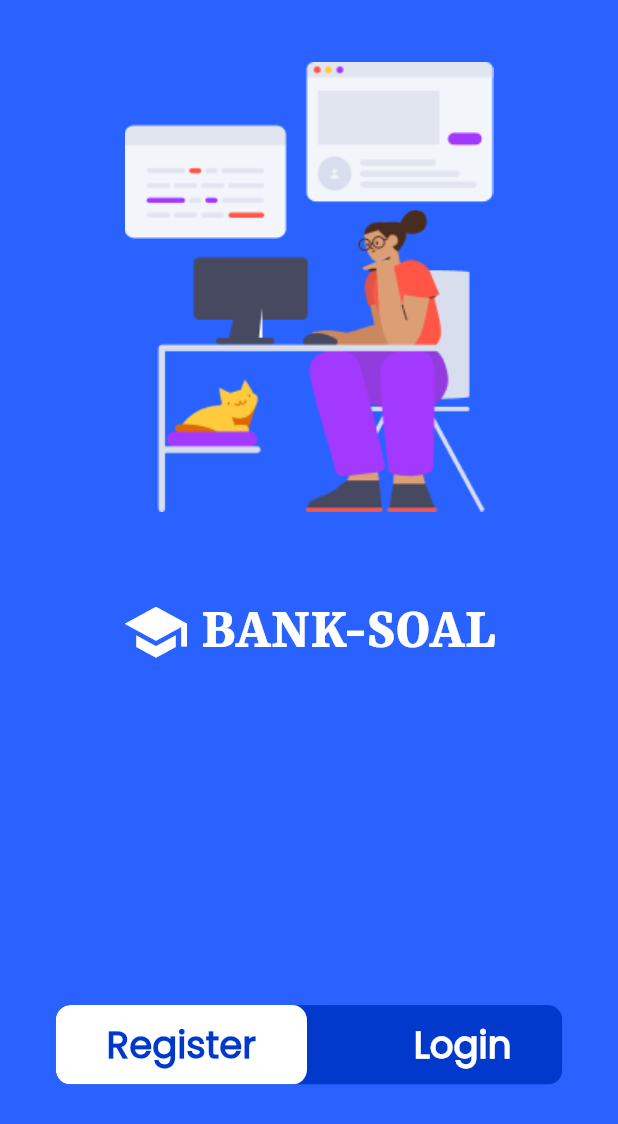
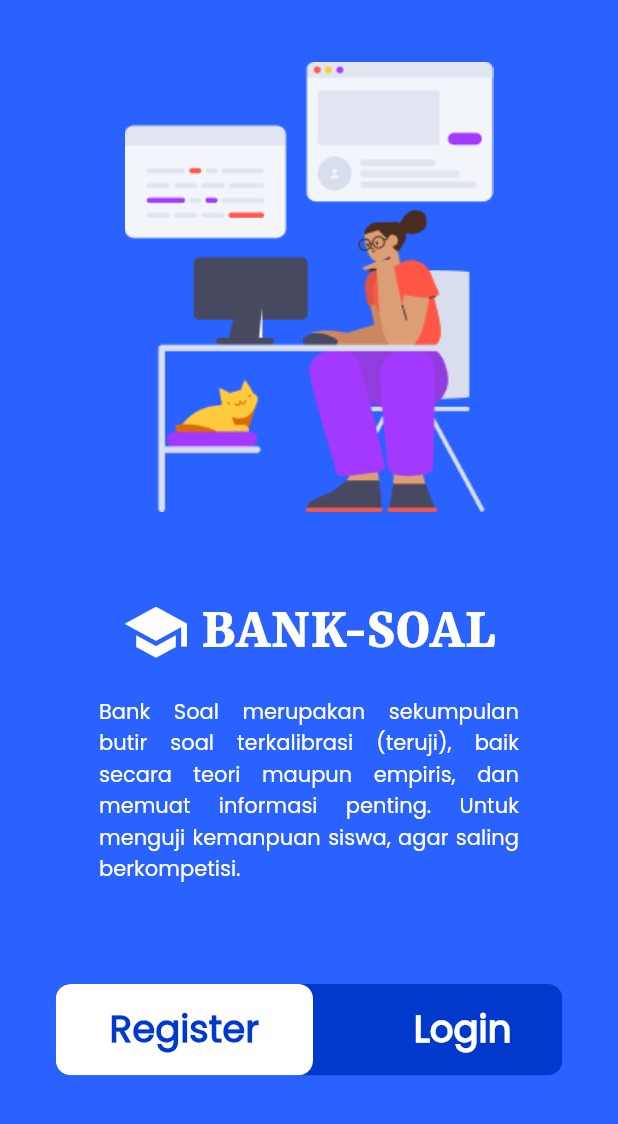
Before and after one commit to agusprayogi02/bank_soal, a Flutter app: the screen it shows after launch, on a phone screen of 412 x 824 dp. Shown: the top 1124 px of the screen. Run offline on Flutter 3.47's test engine with Material 2 defaults, Android fonts, the phone set to English and light mode, and no system bars; our stand-ins replace equatable, get, velocity_x.

Commit message:
(+) change

```diff
--- a/lib/components/box_rounded.dart
+++ b/lib/components/box_rounded.dart
@@ -4,7 +4,10 @@ import 'package:get/get.dart';
 import 'package:velocity_x/velocity_x.dart';
 
 class BoxRounded extends StatelessWidget {
-  const BoxRounded({Key key}) : super(key: key);
+  final Function onLoginPress;
+  final Function onRegisterPress;
+  const BoxRounded({Key key, @required this.onLoginPress, @required this.onRegisterPress})
+      : super(key: key);
 
   @override
   Widget build(BuildContext context) {
@@ -18,28 +21,28 @@ class BoxRounded extends StatelessWidget {
             child: FlatButton(
               color: whiteC,
               splashColor: lightC,
-              onPressed: () {},
+              onPressed: onRegisterPress,
               child: "Register"
                   .text
                   .size(Get.height * 0.03)
                   .color(dartPrimaryC)
                   .bold
                   .make()
-                  .marginSymmetric(horizontal: 18, vertical: 8),
+                  .marginSymmetric(horizontal: 20, vertical: 12),
             ),
           ),
           ClipRRect(
             borderRadius: BorderRadius.circular(10),
             child: FlatButton(
               splashColor: lightC,
-              onPressed: () {},
+              onPressed: onLoginPress,
               child: "Login"
                   .text
                   .size(Get.height * 0.03)
                   .color(whiteC)
                   .bold
                   .make()
-                  .marginSymmetric(horizontal: 18, vertical: 8),
+                  .marginSymmetric(horizontal: 18, vertical: 12),
             ),
           )
         ],
--- a/lib/main.dart
+++ b/lib/main.dart
@@ -1,4 +1,3 @@
-import 'package:bank_soal/pages/home_page.dart';
 import 'package:bank_soal/utils/app_pages.dart';
 import 'package:bank_soal/utils/app_themes.dart';
 import 'package:flutter/material.dart';
@@ -16,7 +15,7 @@ class MyApp extends StatelessWidget {
     return GetMaterialApp(
       debugShowCheckedModeBanner: false,
       initialRoute: Routes.INITIAL,
-      theme: appThemeData,
+      theme: Themes.light,
       defaultTransition: Transition.fade,
       getPages: AppPages.pages,
     );
--- a/lib/pages/welcome_page.dart
+++ b/lib/pages/welcome_page.dart
@@ -1,4 +1,5 @@
 import 'package:bank_soal/components/box_rounded.dart';
+import 'package:bank_soal/utils/app_pages.dart';
 import 'package:bank_soal/utils/utils.dart';
 import 'package:flutter/material.dart';
 import 'package:get/get.dart';
@@ -27,7 +28,21 @@ class _WelcomePageState extends State<WelcomePage> {
               .margin(EdgeInsets.only(top: h * 0.05, bottom: h * 0.066))
               .make(),
           logo,
-          BoxRounded().marginOnly(top: h * 0.27)
+          "Bank Soal merupakan sekumpulan butir soal terkalibrasi (teruji), baik secara teori "
+                  "maupun empiris, dan memuat informasi penting. Untuk menguji kemanpuan siswa, agar saling berkompetisi."
+              .text
+              .medium
+              .white
+              .justify
+              .make()
+              .box
+              .width(280)
+              .make()
+              .marginOnly(top: h * 0.02),
+          BoxRounded(
+            onLoginPress: () => Get.toNamed(Routes.LOGIN),
+            onRegisterPress: () {},
+          ).marginOnly(top: h * 0.08)
         ],
       ).box.color(primaryC).width(w).make(),
     );
--- a/lib/utils/app_pages.dart
+++ b/lib/utils/app_pages.dart
@@ -1,4 +1,5 @@
 import 'package:bank_soal/pages/home_page.dart';
+import 'package:bank_soal/pages/signIn/sigin_page.dart';
 import 'package:bank_soal/pages/welcome_page.dart';
 import 'package:get/get.dart';
 part './app_routes.dart';
@@ -9,6 +10,7 @@ abstract class AppPages {
       name: Routes.HOME,
       page: () => HomePage(),
     ),
-    GetPage(name: Routes.INITIAL, page: () => WelcomePage())
+    GetPage(name: Routes.INITIAL, page: () => WelcomePage()),
+    GetPage(name: Routes.LOGIN, page: () => SignInPage())
   ];
 }
--- /dev/null
+++ b/lib/utils/app_state.dart
@@ -0,0 +1 @@
+enum AppState { IDLE, LOADING, DONE, ERROR }
--- a/lib/utils/app_themes.dart
+++ b/lib/utils/app_themes.dart
@@ -1,11 +1,109 @@
 import 'package:bank_soal/utils/utils.dart';
 import 'package:flutter/material.dart';
 
-final ThemeData appThemeData = ThemeData(
-  primaryColor: primaryC,
-  accentColor: lightC,
-  fontFamily: 'Poppins',
-  textTheme: TextTheme(
-    headline1: TextStyle(fontSize: 72.0, fontWeight: FontWeight.bold),
-  ),
-);
+class Themes {
+  static get light => ThemeData(
+        brightness: Brightness.light,
+        // backgroundColor: bgColor,
+        primaryColorDark: dartPrimaryC,
+        primaryColor: primaryC,
+        accentColor: lightC,
+        buttonTheme: ButtonThemeData(
+            colorScheme: ColorScheme.light(
+          primary: lightC,
+        )),
+        popupMenuTheme: PopupMenuThemeData(
+          shape: RoundedRectangleBorder(
+            borderRadius: BorderRadius.circular(4),
+          ),
+        ),
+        textTheme: TextTheme(
+          headline1: TextStyle(
+              debugLabel: 'blackMountainView headline1',
+              fontFamily: 'Poppins',
+              inherit: true,
+              color: Colors.black54,
+              decoration: TextDecoration.none),
+          headline2: TextStyle(
+              debugLabel: 'blackMountainView headline2',
+              fontFamily: 'Poppins',
+              inherit: true,
+              color: Colors.black54,
+              decoration: TextDecoration.none),
+          headline3: TextStyle(
+              debugLabel: 'blackMountainView headline3',
+              fontFamily: 'Poppins',
+              inherit: true,
+              color: Colors.black54,
+              decoration: TextDecoration.none),
+          headline4: TextStyle(
+              debugLabel: 'blackMountainView headline4',
+              fontFamily: 'Poppins',
+              inherit: true,
+              color: Colors.black54,
+              decoration: TextDecoration.none),
+          headline5: TextStyle(
+              debugLabel: 'blackMountainView headline5',
+              fontFamily: 'Poppins',
+              inherit: true,
+              color: Colors.black87,
+              decoration: TextDecoration.none),
+          headline6: TextStyle(
+              debugLabel: 'blackMountainView headline6',
+              fontFamily: 'Poppins',
+              inherit: true,
+              color: Colors.black87,
+              decoration: TextDecoration.none),
+          bodyText1: TextStyle(
+              debugLabel: 'blackMountainView bodyText1',
+              fontFamily: 'Poppins',
+              inherit: true,
+              color: Colors.black87,
+              decoration: TextDecoration.none),
+          bodyText2: TextStyle(
+              debugLabel: 'blackMountainView bodyText2',
+              fontFamily: 'Poppins',
+              inherit: true,
+              color: Colors.black87,
+              decoration: TextDecoration.none),
+          subtitle1: TextStyle(
+              debugLabel: 'blackMountainView subtitle1',
+              fontFamily: 'Poppins',
+              inherit: true,
+              color: Colors.black87,
+              decoration: TextDecoration.none),
+          subtitle2: TextStyle(
+              debugLabel: 'blackMountainView subtitle2',
+              fontFamily: 'Poppins',
+              inherit: true,
+              color: Colors.black,
+              decoration: TextDecoration.none),
+          caption: TextStyle(
+              debugLabel: 'blackMountainView caption',
+              fontFamily: 'Poppins',
+              inherit: true,
+              color: Colors.black54,
+              decoration: TextDecoration.none),
+          button: TextStyle(
+              debugLabel: 'blackMountainView button',
+              fontFamily: 'Poppins',
+              inherit: true,
+              color: Colors.black87,
+              decoration: TextDecoration.none),
+          overline: TextStyle(
+              debugLabel: 'blackMountainView overline',
+              fontFamily: 'Poppins',
+              inherit: true,
+              color: Colors.black,
+              decoration: TextDecoration.none),
+        ),
+        appBarTheme: AppBarTheme(
+          brightness: Brightness.light,
+          color: bgColor,
+          iconTheme: IconThemeData(),
+          elevation: 1,
+          actionsIconTheme: IconThemeData(),
+          textTheme: TextTheme(),
+        ),
+      );
+}
--- a/lib/utils/utils.dart
+++ b/lib/utils/utils.dart
@@ -1,12 +1,13 @@
 import 'package:flutter/material.dart';
 import 'package:velocity_x/velocity_x.dart';
 
-final String apiUrl = "http://192.168.43.116:4000/";
-final lightC = Color(0xFF83B9FF);
-final whiteC = Color(0xFFFFFFFF);
-final primaryC = Color(0xFF2962FF);
-final dartPrimaryC = Color(0xFF0039CB);
-final activeC = Color(0xFF00FF38);
+const String apiUrl = "http://192.168.43.116:4000/";
+const lightC = Color(0xFF83B9FF);
+const whiteC = Color(0xFFFFFFFF);
+const primaryC = Color(0xFF2962FF);
+const dartPrimaryC = Color(0xFF0039CB);
+const activeC = Color(0xFF00FF38);
+const Color bgColor = Color(0xffF4F7FA);
 
 final logo = Row(
   mainAxisAlignment: MainAxisAlignment.center,
--- a/pubspec.yaml
+++ b/pubspec.yaml
@@ -47,6 +47,7 @@ flutter:
   # To add assets to your application, add an assets section, like this:
   assets:
     - assets/img/work.png
+    - assets/img/study.png
   # An image asset can refer to one or more resolution-specific "variants", see
   # https://flutter.dev/assets-and-images/#resolution-aware.
   # For details regarding adding assets from package dependencies, see
```
Also changed, not shown: lib/components/costom_text_form.dart (added, +79 -0 lines), lib/models/user_model.dart (added, +97 -0 lines), lib/pages/signIn/sigin_page.dart (added, +41 -0 lines), lib/pages/signIn/signin_controller.dart (added, +16 -0 lines), lib/repositories/auth_repository.dart (added, +34 -0 lines), lib/services/api/user_api.dart (added, +27 -0 lines), lib/utils/style.dart (added, +96 -0 lines), assets/img/study.png (added).
